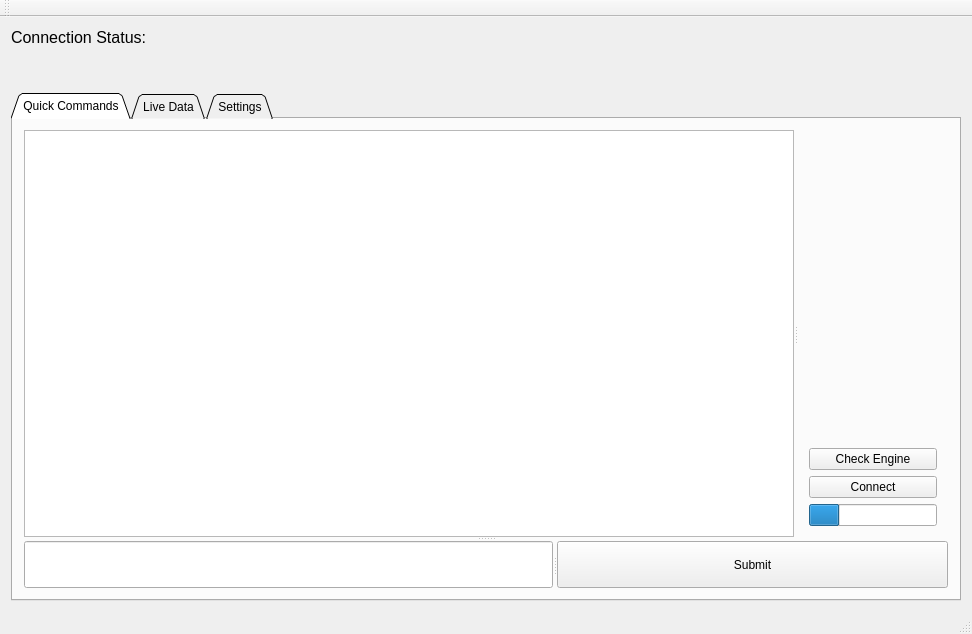
Qt form src/mainwindow.ui (026rus/OBDII) before a commit.
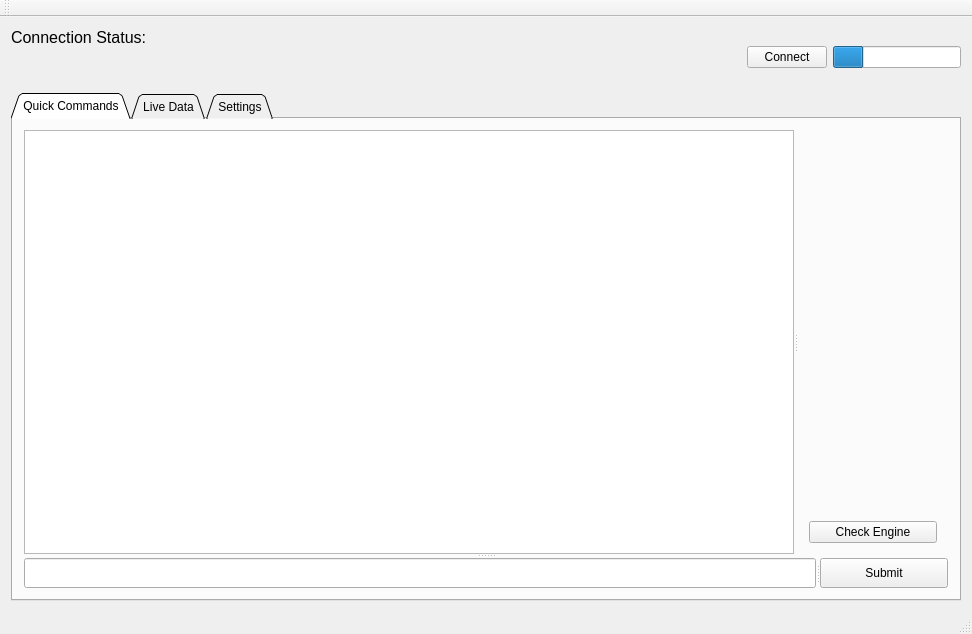
The same form after that commit. Custom widgets are drawn as their Qt base class.

Commit message: gti fixes that vitaly requested

Diff of the .ui file:
```diff
--- a/src/mainwindow.ui
+++ b/src/mainwindow.ui
@@ -14,10 +14,11 @@
    <string>MainWindow</string>
   </property>
   <widget class="QWidget" name="centralWidget">
-   <layout class="QVBoxLayout" name="verticalLayout_4">
+   <layout class="QHBoxLayout" name="horizontalLayout_5">
     <item>
-     <layout class="QVBoxLayout" name="verticalLayout_2"/>
-    </item>
+     <layout class="QVBoxLayout" name="verticalLayout_2">
+      <item>
+       <layout class="QHBoxLayout" name="horizontalLayout">
     <item>
      <widget class="QLabel" name="statusLabel">
       <property name="text">
@@ -26,6 +27,50 @@
      </widget>
     </item>
     <item>
+         <spacer name="horizontalSpacer">
+          <property name="orientation">
+           <enum>Qt::Horizontal</enum>
+          </property>
+          <property name="sizeHint" stdset="0">
+           <size>
+            <width>40</width>
+            <height>20</height>
+           </size>
+          </property>
+         </spacer>
+        </item>
+        <item>
+         <widget class="QPushButton" name="connectButton">
+          <property name="maximumSize">
+           <size>
+            <width>128</width>
+            <height>16777215</height>
+           </size>
+          </property>
+          <property name="text">
+           <string>Connect</string>
+          </property>
+         </widget>
+        </item>
+        <item>
+         <widget class="QProgressBar" name="connectStatus">
+          <property name="maximumSize">
+           <size>
+            <width>128</width>
+            <height>16777215</height>
+           </size>
+          </property>
+          <property name="value">
+           <number>24</number>
+          </property>
+          <property name="textVisible">
+           <bool>false</bool>
+          </property>
+         </widget>
+        </item>
+       </layout>
+      </item>
+      <item>
      <widget class="QTabWidget" name="tabWidget">
       <property name="autoFillBackground">
        <bool>false</bool>
@@ -43,7 +88,7 @@
        <attribute name="title">
         <string>Quick Commands</string>
        </attribute>
-       <layout class="QHBoxLayout" name="horizontalLayout">
+         <layout class="QHBoxLayout" name="horizontalLayout_4">
         <item>
          <widget class="QSplitter" name="splitter_5">
           <property name="orientation">
@@ -54,7 +99,7 @@
             <enum>Qt::Horizontal</enum>
            </property>
            <widget class="QTextBrowser" name="outputBrowser"/>
-           <widget class="QWidget" name="layoutWidget">
+             <widget class="QWidget" name="">
             <layout class="QVBoxLayout" name="verticalLayout">
              <property name="sizeConstraint">
               <enum>QLayout::SetMaximumSize</enum>
@@ -85,44 +130,52 @@
                </property>
               </widget>
              </item>
-             <item>
-              <widget class="QPushButton" name="connectButton">
-               <property name="maximumSize">
-                <size>
-                 <width>128</width>
-                 <height>16777215</height>
-                </size>
-               </property>
-               <property name="text">
-                <string>Connect</string>
-               </property>
-              </widget>
-             </item>
-             <item>
-              <widget class="QProgressBar" name="connectStatus">
-               <property name="maximumSize">
-                <size>
-                 <width>128</width>
-                 <height>16777215</height>
-                </size>
-               </property>
-               <property name="value">
-                <number>24</number>
-               </property>
-               <property name="textVisible">
-                <bool>false</bool>
-               </property>
-              </widget>
-             </item>
             </layout>
            </widget>
           </widget>
           <widget class="QSplitter" name="splitter_2">
+             <property name="minimumSize">
+              <size>
+               <width>0</width>
+               <height>30</height>
+              </size>
+             </property>
+             <property name="maximumSize">
+              <size>
+               <width>16777215</width>
+               <height>30</height>
+              </size>
+             </property>
            <property name="orientation">
             <enum>Qt::Horizontal</enum>
            </property>
-           <widget class="QLineEdit" name="inputEdit"/>
+             <widget class="QLineEdit" name="inputEdit">
+              <property name="minimumSize">
+               <size>
+                <width>0</width>
+                <height>30</height>
+               </size>
+              </property>
+              <property name="maximumSize">
+               <size>
+                <width>16777215</width>
+                <height>30</height>
+               </size>
+              </property>
+             </widget>
            <widget class="QPushButton" name="submitButton">
+              <property name="minimumSize">
+               <size>
+                <width>0</width>
+                <height>30</height>
+               </size>
+              </property>
+              <property name="maximumSize">
+               <size>
+                <width>128</width>
+                <height>30</height>
+               </size>
+              </property>
             <property name="text">
              <string>Submit</string>
             </property>
@@ -362,6 +415,8 @@
        </layout>
       </widget>
      </widget>
+      </item>
+     </layout>
     </item>
    </layout>
   </widget>
```
Left out of the diff: 4 changed lines with no effect on the pictures. Lines whose indentation alone changed are shown as unchanged.
